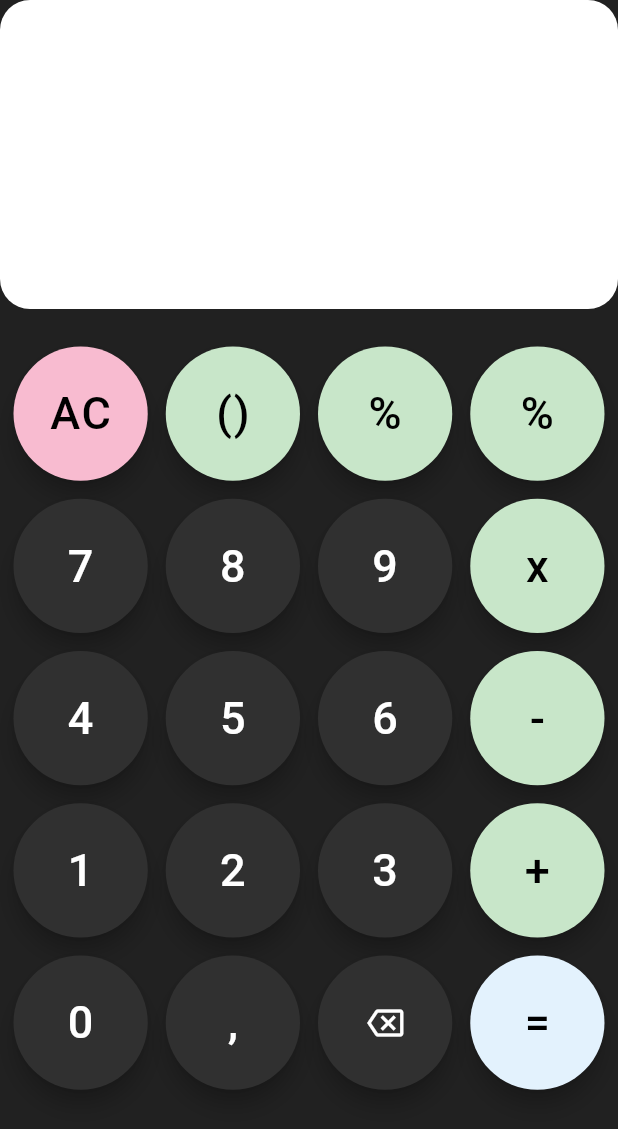
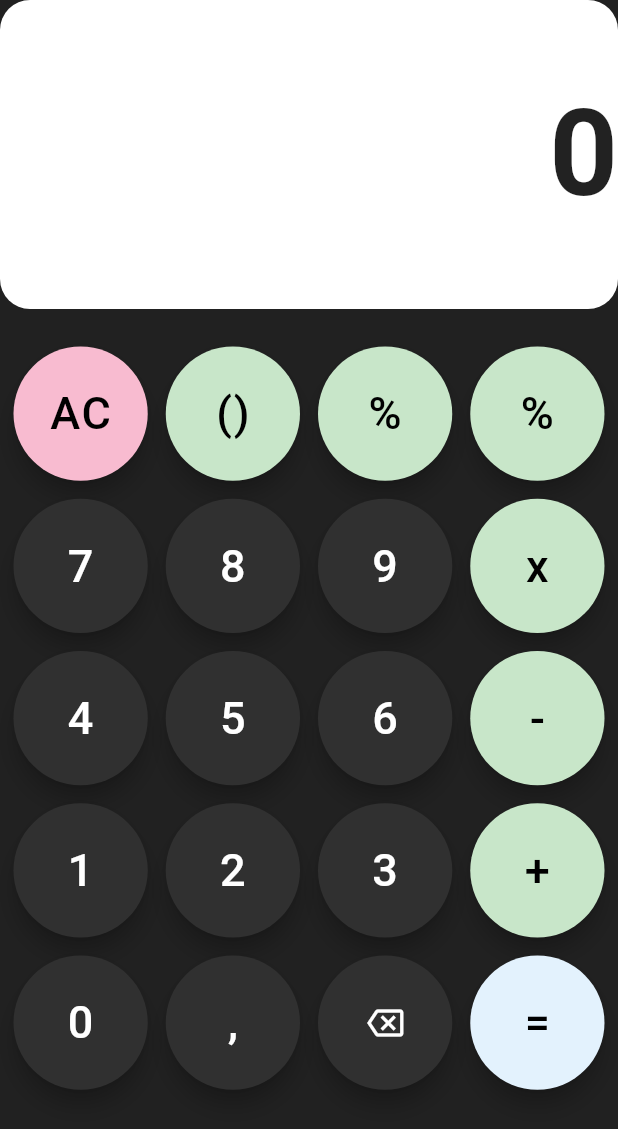
Before and after one commit to FelixBlessing/calculator, a Flutter app: the screen it shows after launch, on a phone screen of 412 x 824 dp. Shown: the top 1129 px of the screen. Run offline on Flutter 3.47's test engine with Material 2 defaults, Android fonts, the phone set to English and light mode, and no system bars.

Commit message:
Textbox erstellt

```diff
--- a/lib/presentation/calculation_page.dart
+++ b/lib/presentation/calculation_page.dart
@@ -18,7 +18,13 @@ class CalculationPage extends StatelessWidget {
           Flexible(
             flex: 1,
             child: Container(
+              height: double.infinity,
+              width: double.infinity,
               decoration: BoxDecoration(borderRadius: BorderRadius.circular(20), color: Colors.white),
+              child: Align(
+                alignment: Alignment.centerRight,
+                child: Text("0", style: TextStyle(fontSize: 80, fontWeight: FontWeight.bold),)
+                ),
             )),
             Flexible(
               flex: 3,
```
